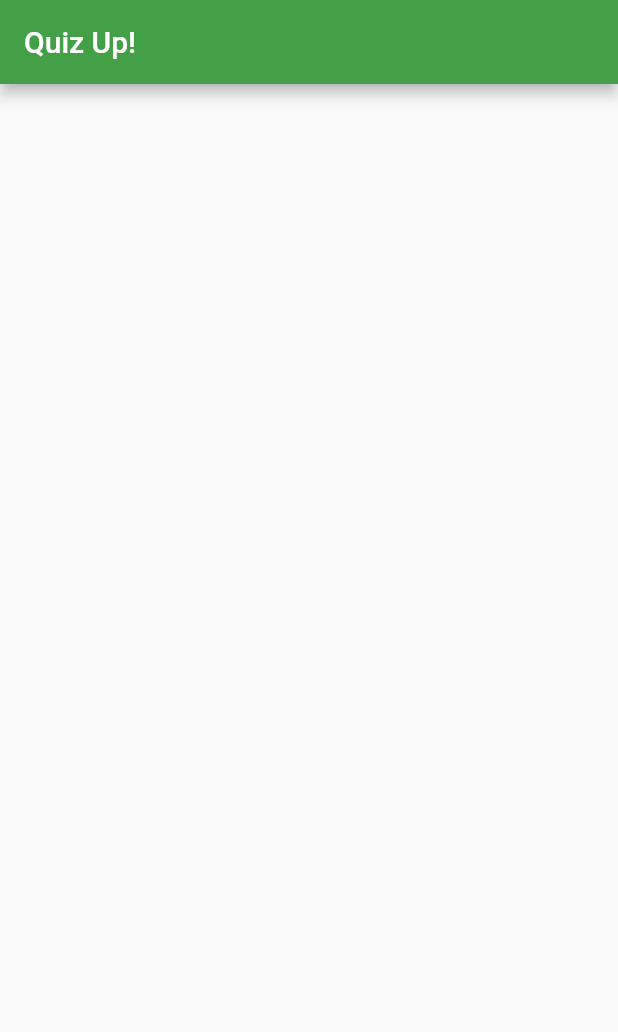
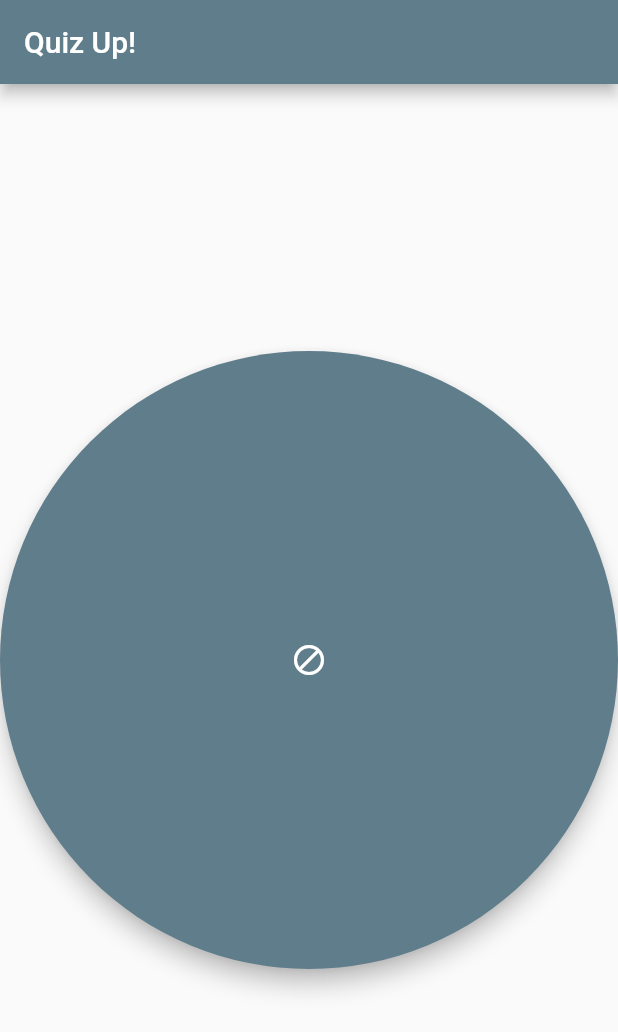
Before and after one commit to ect-pucmm/quiz-up-mobile, a Flutter app: the screen it shows after launch, on a phone screen of 412 x 824 dp. Shown: the top 1032 px of the screen. Run offline on Flutter 3.47's test engine with Material 2 defaults, Android fonts, the phone set to English and light mode, and no system bars; missing offline and left inert: dart_amqp.

Commit message:
Feature: Button functionality. (#1)
* Created btn and implemented working publisher.

* Created Subscriber functionality

* Implemented 15 seconds rule.

```diff
--- a/lib/main.dart
+++ b/lib/main.dart
@@ -1,4 +1,5 @@
 import 'package:flutter/material.dart';
+import'./main_layout.dart';
 
 void main() => runApp(MyApp());
 
@@ -6,27 +7,11 @@ class MyApp extends StatelessWidget {
   @override
   Widget build(BuildContext context) {
     return MaterialApp(
+      theme: ThemeData(
+        primarySwatch: Colors.blueGrey,
+      ),
       title: 'Quiz Up!',
-      home: _HomePage(),
+      home: MainLayout(),
     );
   }
 }
-
-class _HomePage extends StatefulWidget {
-  @override
-  State<StatefulWidget> createState() {
-    return _HomePageState();
-  }
-}
-
-class _HomePageState extends State<_HomePage> {
-  @override
-  Widget build(BuildContext context) {
-    return Scaffold(
-      appBar: AppBar(
-        title: Text('Quiz Up!'),
-        backgroundColor: Colors.green[600],
-      ),
-    );
-  }
-}
--- /dev/null
+++ b/lib/main_layout.dart
@@ -0,0 +1,16 @@
+import 'package:flutter/material.dart';
+import 'package:quiz_up/question_view.dart';
+
+class MainLayout extends StatelessWidget {
+  @override
+  Widget build(BuildContext context) {
+    return Scaffold(
+      appBar: AppBar(
+        title: Text('Quiz Up!'),
+      ),
+      body: Center(
+        child: Question( team: "My Team" ),
+      ),
+    );
+  }
+}
--- /dev/null
+++ b/lib/question_view.dart
@@ -0,0 +1,124 @@
+import "dart:io";
+import 'package:flutter/cupertino.dart';
+import "package:dart_amqp/dart_amqp.dart";
+import 'package:flutter/material.dart';
+
+class Question extends StatefulWidget {
+  final String team;
+  Question({this.team = 'No Team'});
+
+  @override
+  State<StatefulWidget> createState() {
+    return QuestionState();
+  }
+}
+
+class QuestionState extends State<Question> {
+  bool isAvailableBtn;
+  Consumer subscriber;
+  Exchange publisher;
+
+
+  void _activateBtn() {
+    setState(() {
+      isAvailableBtn = true;
+    });
+  }
+
+  void _deactivateBtn() {
+    setState(() {
+      isAvailableBtn = false;
+    });
+  }
+
+  void _initSubscribe() async {
+    print('🌎Subscriber from cellphone to questions🌎');
+
+    ConnectionSettings settings = new ConnectionSettings(
+      host: 'buck.rmq.cloudamqp.com',
+      port: 5672,
+      virtualHost: 'kojrbtpc',
+      authProvider:
+      new PlainAuthenticator('kojrbtpc', 'cJ_G2rN4qgXEre76ru8qFOGxuy_nl44Z'),
+    );
+    Client client = new Client(settings: settings);
+
+    // Setup a signal handler to cleanly exit if CTRL+C is pressed
+    ProcessSignal.sigint.watch().listen((_) async {
+      await client.close();
+      exit(0);
+    });
+
+    Channel channel = await client.channel();
+    Exchange exchange = await channel.exchange("questions", ExchangeType.FANOUT);
+
+    subscriber = await exchange.bindPrivateQueueConsumer(null);
+
+    print(
+        " [*] Waiting for logs on private queue ${subscriber.queue
+            .name}. To exit, press CTRL+C");
+
+    subscriber.listen((message) {
+      print(" [x] ${message.payloadAsString}");
+//    client.close();
+      _activateBtn();
+      _startSleep();
+    });
+  }
+
+  void _initPublisher() async{
+    print("🔥Publisher from cellphone to answers🔥");
+    ConnectionSettings settings = new ConnectionSettings(
+      host: 'buck.rmq.cloudamqp.com',
+      port: 5672,
+      virtualHost: 'kojrbtpc',
+      authProvider: new PlainAuthenticator(
+          'kojrbtpc', 'cJ_G2rN4qgXEre76ru8qFOGxuy_nl44Z'),
+    );
+    Client client = new Client(settings: settings);
+    Channel channel = await client.channel();
+    publisher = await channel.exchange("answers", ExchangeType.FANOUT);
+  }
+
+  @override
+  void initState() {
+    isAvailableBtn = false; //Change to false when sub is correctly implemented
+    _initSubscribe();
+    _initPublisher();
+    super.initState();
+  }
+
+  void _onPressed() {
+    // We dont care about the routing key as our exchange type is FANOUT
+    publisher.publish((widget.team+ (new DateTime.now().millisecondsSinceEpoch).toString()  + (new DateTime.now()).toString()), null);
+    print("message : " + widget.team);
+    print(" [x] Sent ${widget.team}");
+
+    _deactivateBtn();
+  }
+
+  void _startSleep(){
+    Future.delayed(const Duration(seconds: 15), () {
+      if(isAvailableBtn){
+        print("Button deactivated");
+        _deactivateBtn();
+      }else {
+        print('button was disabled');
+      }
+    });
+  }
+
+  @override
+  Widget build(BuildContext context) {
+    return  SizedBox(
+      height: (MediaQuery.of(context).size.height / 2),
+      width: double.infinity,
+      child: FloatingActionButton(
+        onPressed: isAvailableBtn ? _onPressed : null,
+        child: Icon(Icons.block),
+      ),
+
+    );
+  }
+
+}
--- a/pubspec.yaml
+++ b/pubspec.yaml
@@ -15,6 +15,7 @@ dependencies:
 dev_dependencies:
   flutter_test:
     sdk: flutter
+  dart_amqp: ^0.1.4
 
 
 flutter:
```
Also changed, not shown: pubspec.lock.
